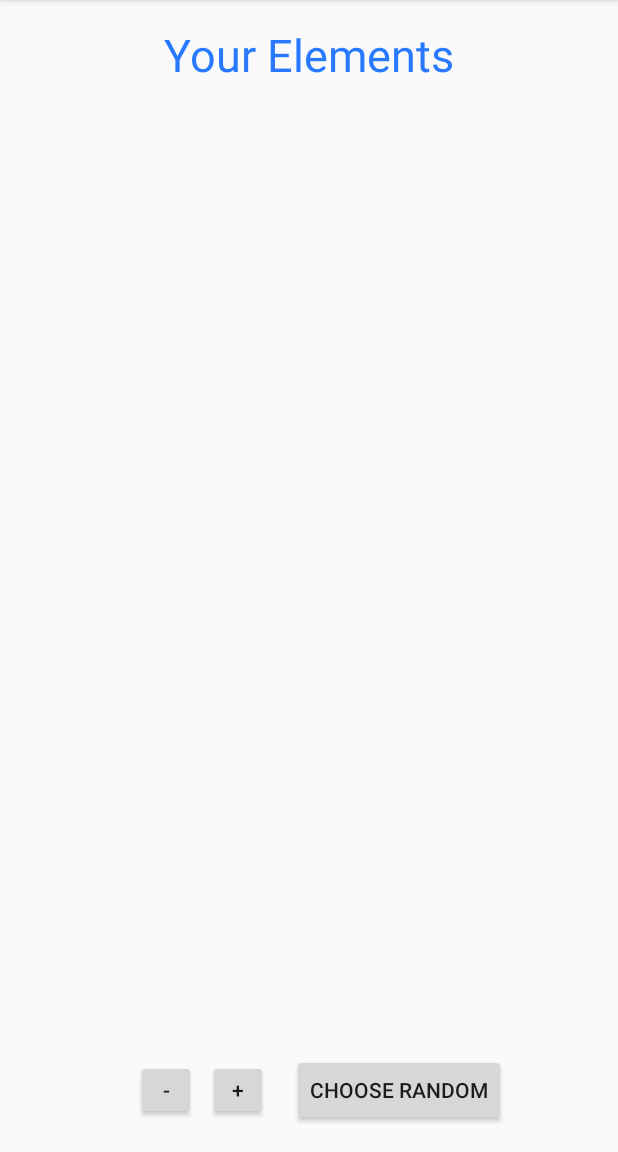
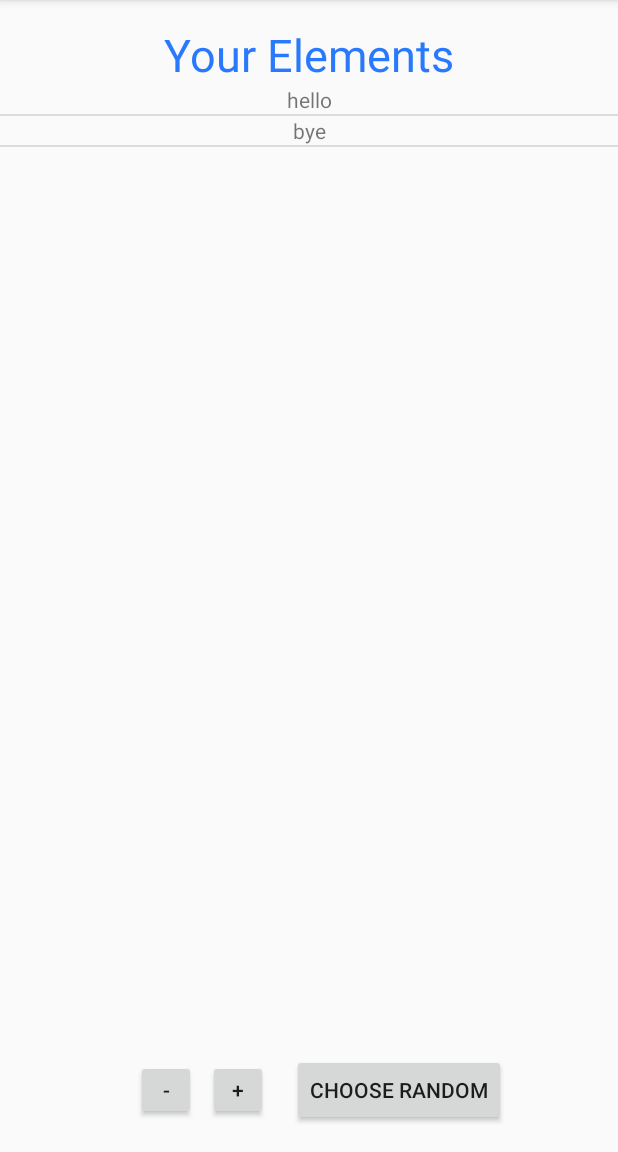
Before and after one commit to gjujinkim96/RandomChooser, an Android app: the screen it shows after launch (MainActivity), on a phone screen of 412 x 824 dp, the part 84-1236 px from its top. Run offline under Robolectric (Android 15) with nearby library versions, the phone set to English and light mode, and no system bars.

Commit message:
Add element recyclerview

```diff
--- /dev/null
+++ b/app/src/main/java/com/example/randomchooser/Element.kt
@@ -0,0 +1,3 @@
+package com.example.randomchooser
+
+data class Element(val name: String)
--- /dev/null
+++ b/app/src/main/java/com/example/randomchooser/ElementListRecyclerViewAdapter.kt
@@ -0,0 +1,26 @@
+package com.example.randomchooser
+
+import android.content.Context
+import android.view.LayoutInflater
+import android.view.View
+import android.view.ViewGroup
+import android.widget.TextView
+import androidx.recyclerview.widget.RecyclerView
+
+class ElementListRecyclerViewAdapter(val context: Context, var data: MutableList<Element>) : RecyclerView.Adapter<ElementListRecyclerViewAdapter.ViewHolder>() {
+    class ViewHolder(var view: View) : RecyclerView.ViewHolder(view) {
+        var name: TextView = view.findViewById(R.id.element_name)
+    }
+
+    override fun onCreateViewHolder(parent: ViewGroup, viewType: Int): ViewHolder {
+        val layoutInflater = context.getSystemService(Context.LAYOUT_INFLATER_SERVICE) as LayoutInflater
+        val view = layoutInflater.inflate(R.layout.element, parent, false)
+        return ViewHolder(view)
+    }
+
+    override fun getItemCount() = data.size
+
+    override fun onBindViewHolder(holder: ViewHolder, position: Int) {
+        holder.name.text = data[position].name
+    }
+}
--- a/app/src/main/java/com/example/randomchooser/MainActivity.kt
+++ b/app/src/main/java/com/example/randomchooser/MainActivity.kt
@@ -2,10 +2,24 @@ package com.example.randomchooser
 
 import androidx.appcompat.app.AppCompatActivity
 import android.os.Bundle
+import androidx.recyclerview.widget.DividerItemDecoration
+import androidx.recyclerview.widget.LinearLayoutManager
+import androidx.recyclerview.widget.RecyclerView
 
 class MainActivity : AppCompatActivity() {
     override fun onCreate(savedInstanceState: Bundle?) {
         super.onCreate(savedInstanceState)
         setContentView(R.layout.activity_element_list)
+
+        val data = mutableListOf<Element>(Element("hello"), Element("bye"))
+
+        val recyclerView = findViewById<RecyclerView>(R.id.element_list_recylerview)
+        val layoutManager = LinearLayoutManager(this)
+        recyclerView.layoutManager = layoutManager
+
+        val adapter = ElementListRecyclerViewAdapter(this, data)
+        recyclerView.adapter = adapter
+
+        recyclerView.addItemDecoration(DividerItemDecoration(this, DividerItemDecoration.VERTICAL))
     }
 }
--- /dev/null
+++ b/app/src/main/res/layout/element.xml
@@ -0,0 +1,16 @@
+<?xml version="1.0" encoding="utf-8"?>
+<androidx.constraintlayout.widget.ConstraintLayout xmlns:android="http://schemas.android.com/apk/res/android"
+    xmlns:app="http://schemas.android.com/apk/res-auto"
+    xmlns:tools="http://schemas.android.com/tools"
+    android:layout_width="match_parent"
+    android:layout_height="wrap_content">
+
+    <TextView
+        android:id="@+id/element_name"
+        android:layout_width="wrap_content"
+        android:layout_height="wrap_content"
+        app:layout_constraintEnd_toEndOf="parent"
+        app:layout_constraintStart_toStartOf="parent"
+        app:layout_constraintTop_toTopOf="parent"
+        tools:text="abc" />
+</androidx.constraintlayout.widget.ConstraintLayout>
```
